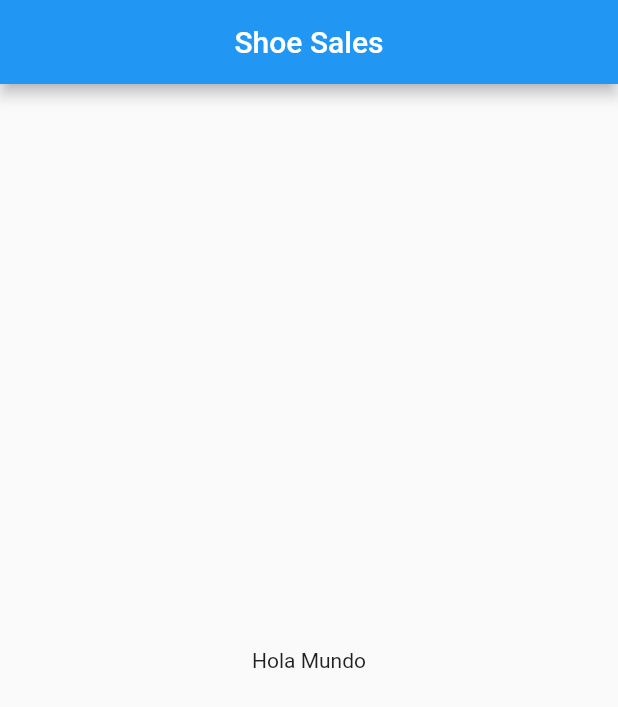
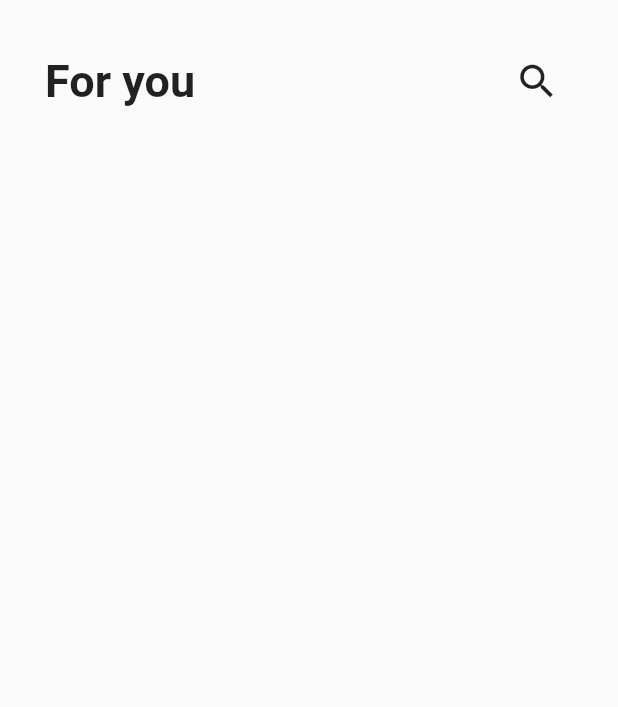
Before and after one commit to ddienu/Shoes-App, a Flutter app: the screen it shows after launch, on a phone screen of 412 x 824 dp. Shown: the top 707 px of the screen. Run offline on Flutter 3.47's test engine with Material 2 defaults, Android fonts, the phone set to English and light mode, and no system bars.

Commit message:
Add: shoes page, add: custom appbar widget, add: custom widgets, update: main
Add shoes page, this page will be the main page of the application, it returns a scaffold and the CustomAppBar as a body.
Add custom appbar widget, this is the develop of the CustomAppBar.
add custom widgets, this page will contain all the custom widgets to avoid so much importations in the main page (Shoes page).
Update main, in the home of the MaterialApp, add the Shoes Page that as its mentioned before, is the main page of the application.

```diff
--- a/lib/main.dart
+++ b/lib/main.dart
@@ -1,4 +1,6 @@
 import 'package:flutter/material.dart';
+
+import 'package:shoes_app/src/pages/shoes_page.dart';
 
 void main() => runApp(MyApp());
 
@@ -7,18 +9,8 @@ class MyApp extends StatelessWidget {
   Widget build(BuildContext context) {
     return MaterialApp(
       debugShowCheckedModeBanner: false,
-      title: 'ShoesApp',
-      home: Scaffold(
-        appBar: AppBar(
-          title: Text('Shoe Sales'),
-          centerTitle: true,
-        ),
-        body: Center(
-          child: Container(
-            child: Text('Hola Mundo'),
-          ),
-        ),
-      ),
+      title: 'Shoes App',
+      home: ShoesPage(),
     );
   }
 }
--- /dev/null
+++ b/lib/src/pages/shoes_page.dart
@@ -0,0 +1,14 @@
+import 'package:flutter/material.dart';
+import 'package:shoes_app/src/widgets/custom_widgets.dart';
+
+
+class ShoesPage extends StatelessWidget {
+  const ShoesPage({Key? key}) : super(key: key);
+
+  @override
+  Widget build(BuildContext context) {
+    return Scaffold(
+      body: CustomAppBar(),
+    );
+  }
+}
--- /dev/null
+++ b/lib/src/widgets/custom_appbar_widget.dart
@@ -0,0 +1,42 @@
+import 'package:flutter/material.dart';
+
+
+class CustomAppBar extends StatelessWidget {
+  const CustomAppBar({Key? key}) : super(key: key);
+
+  @override
+  Widget build(BuildContext context) {
+    return SafeArea(
+      top: true,
+      bottom: false,
+      child: Container(
+        padding: EdgeInsets.symmetric( horizontal: 30.0),
+        margin: EdgeInsets.only( top: 30),
+        width: double.infinity,
+        child: Row(
+          children: [
+            Text('For you',
+             style: TextStyle(
+              fontSize: 30,
+              fontWeight: FontWeight.w600,
+             )
+            ),
+
+            Spacer(),
+
+            IconButton(
+              tooltip: 'Search',
+              splashRadius: 15,
+              splashColor: Colors.grey,
+              iconSize: 30,
+              onPressed: (){},
+              icon: Icon(Icons.search)
+              ),
+
+
+          ],
+        ),
+      ),
+    );
+  }
+}
--- /dev/null
+++ b/lib/src/widgets/custom_widgets.dart
@@ -0,0 +1,2 @@
+
+export 'package:shoes_app/src/widgets/custom_appbar_widget.dart';
```
